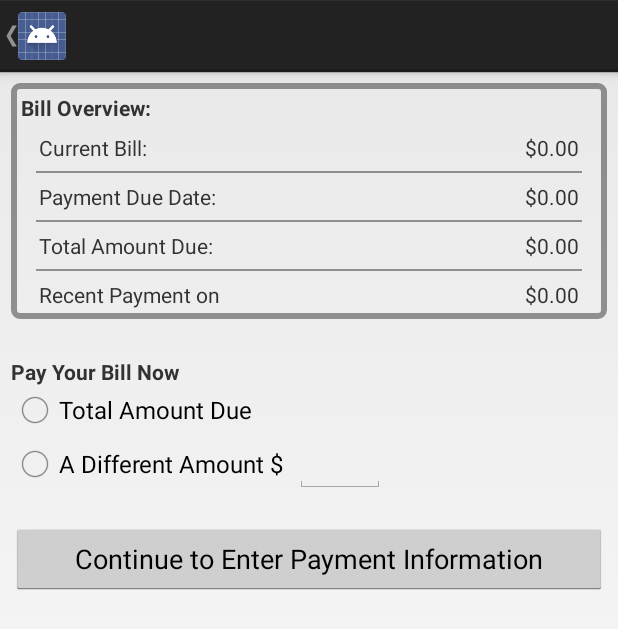
After one commit to mike3215/Mobile-App, an Android app: the PaymentActivity screen opened directly, with no data from a screen before it, on a phone screen of 412 x 824 dp. The commit adds this screen. Shown: the top 629 px of the screen. Run offline under Robolectric (Android 15) with nearby library versions, the phone set to English and light mode, and no system bars.

Commit message:
Added the basic layout for the payment activity.

```diff
--- /dev/null
+++ b/SiteLinkMobileRestarted/app/src/main/java/citruscups/com/sitelinkmobile/activities/PaymentActivity.java
@@ -0,0 +1,47 @@
+package citruscups.com.sitelinkmobile.activities;
+
+import android.app.ActionBar;
+import android.app.Activity;
+import android.os.Bundle;
+import android.view.View;
+import android.widget.Button;
+
+import citruscups.com.sitelinkmobile.R;
+
+/**
+ * Created by Michael on 8/14/2014.
+ */
+public class PaymentActivity extends Activity {
+
+    @Override
+    protected void onCreate(Bundle savedInstanceState) {
+        super.onCreate(savedInstanceState);
+
+        // Tell the activity which XML layout is right
+        setContentView(R.layout.activity_payment);
+
+        ActionBar actionBar = getActionBar();
+        if (actionBar != null)
+        {
+            actionBar.setDisplayHomeAsUpEnabled(true);
+            actionBar.setDisplayShowTitleEnabled(false);
+        }
+
+        // Access the Buttons from XML
+        Button buttonPayment = (Button) findViewById(R.id.btnPaymentContinue);
+
+        buttonPayment.setOnClickListener(new View.OnClickListener()
+        {
+            @Override
+            public void onClick(View view)
+            {
+                /*
+                // Create an Intent to take us over to a new TenantSelectActivity
+                Intent TenantLookupActivity = new Intent(PaymentActivity.this, "Not Created Yet".class);
+                TenantLookupActivity.putExtra("UsedFor", citruscups.com.sitelinkmobile.activities.TenantLookupActivity.TenantLookupUsedFor.TenantLookup);
+                startActivity(TenantLookupActivity);
+                */
+            }
+        });
+    }
+}
--- a/SiteLinkMobileRestarted/app/src/main/java/citruscups/com/sitelinkmobile/activities/PaymentUnitLookupActivity.java
+++ b/SiteLinkMobileRestarted/app/src/main/java/citruscups/com/sitelinkmobile/activities/PaymentUnitLookupActivity.java
@@ -3,6 +3,7 @@ package citruscups.com.sitelinkmobile.activities;
 import android.app.ActionBar;
 import android.app.Activity;
 import android.app.ProgressDialog;
+import android.content.Intent;
 import android.content.SharedPreferences;
 import android.os.AsyncTask;
 import android.os.Bundle;
@@ -62,9 +63,14 @@ public class PaymentUnitLookupActivity extends Activity {
             @Override
             public void onItemClick(AdapterView<?> adapterView, View view, int i, long l)
             {
+                // TODO: Pass along appropriate data
+                /*
                 Map<String, String> selectedRow = (Map<String, String>) adapterView.getItemAtPosition(i);
                 String ledgerID = selectedRow.get("LedgerID");
                 Toast.makeText(getApplicationContext(), "LedgerID " + ledgerID, Toast.LENGTH_SHORT).show();
+                */
+                Intent intent = new Intent(PaymentUnitLookupActivity.this, PaymentActivity.class);
+                startActivity(intent);
             }
         });
         mainListView.setTextFilterEnabled(true);
--- a/SiteLinkMobileRestarted/app/src/main/java/citruscups/com/sitelinkmobile/activities/TenantLookupActivity.java
+++ b/SiteLinkMobileRestarted/app/src/main/java/citruscups/com/sitelinkmobile/activities/TenantLookupActivity.java
@@ -59,7 +59,12 @@ public class TenantLookupActivity extends Activity implements SearchView.OnQuery
             actionBar.setDisplayShowTitleEnabled(false);
         }
 
-        mUsedFor = (TenantLookupUsedFor) this.getIntent().getExtras().get("UsedFor");
+        if (this.getIntent().hasExtra("UsedFor")) {
+            mUsedFor = (TenantLookupUsedFor) this.getIntent().getExtras().get("UsedFor");
+        } else {
+            mUsedFor = TenantLookupUsedFor.TenantLookup;
+        }
+
         mSharedPreferences = getSharedPreferences("citruscups.com.sitelinkmobile", MODE_PRIVATE);
 
         tenantLookupAdapter = new TenantLookupAdapter(this, getLayoutInflater());
--- /dev/null
+++ b/SiteLinkMobileRestarted/app/src/main/res/drawable-hdpi/payment_overview_border.xml
@@ -0,0 +1,9 @@
+<?xml version="1.0" encoding="utf-8"?>
+
+<shape xmlns:android="http://schemas.android.com/apk/res/android">
+    <stroke android:width="4dp" android:color="@color/black_overlay"/>
+    <padding android:left="7dp" android:top="7dp"
+        android:right="7dp" android:bottom="7dp" />
+    <corners android:radius="4dp" />
+
+</shape>
--- a/SiteLinkMobileRestarted/app/src/main/res/layout/activity_new_tenant.xml
+++ b/SiteLinkMobileRestarted/app/src/main/res/layout/activity_new_tenant.xml
@@ -247,7 +247,7 @@
             android:paddingTop="10dp"
             android:src="@android:drawable/arrow_down_float"/>
 
-        Button
+        <Button
         android:layout_width="wrap_content"
         android:layout_height="wrap_content"
         android:text="New Button"
--- /dev/null
+++ b/SiteLinkMobileRestarted/app/src/main/res/layout/activity_payment.xml
@@ -0,0 +1,191 @@
+<?xml version="1.0" encoding="utf-8"?>
+
+<LinearLayout xmlns:android="http://schemas.android.com/apk/res/android"
+    android:orientation="vertical"
+    android:layout_width="match_parent"
+    android:layout_height="match_parent"
+    android:padding="7dp">
+
+    <LinearLayout
+        android:id="@+id/paymentBillOverview"
+        android:orientation="vertical"
+        android:layout_width="match_parent"
+        android:layout_height="wrap_content"
+        android:background="@drawable/payment_overview_border">
+
+        <TextView
+            android:layout_width="wrap_content"
+            android:layout_height="wrap_content"
+            android:text="@string/paymentBillOverviewLabel"
+            android:textStyle="bold"/>
+
+        <LinearLayout
+            android:layout_width="fill_parent"
+            android:layout_height="wrap_content"
+            android:orientation="horizontal"
+            android:paddingRight="12dp"
+            android:paddingLeft="12dp"
+            android:paddingTop="7dp">
+
+            <TextView
+                android:id="@+id/paymentCurrentBillLabel"
+                android:layout_width="wrap_content"
+                android:layout_height="wrap_content"
+                android:gravity="left"
+                android:layout_weight="1"
+                android:text="@string/paymentCurrentBillLabel"/>
+
+            <TextView
+                android:layout_width="wrap_content"
+                android:layout_height="wrap_content"
+                android:gravity="right"
+                android:layout_weight="1"
+                android:text="$0.00"/>
+
+            </LinearLayout>
+
+        <View
+            android:layout_width="match_parent"
+            android:layout_height="1dp"
+            android:layout_marginLeft="10dp"
+            android:layout_marginRight="10dp"
+            android:layout_marginTop="6dp"
+            android:layout_marginBottom="6dp"
+            android:background="@color/black_overlay"/>
+
+        <LinearLayout
+            android:layout_width="fill_parent"
+            android:layout_height="wrap_content"
+            android:orientation="horizontal"
+            android:paddingRight="12dp"
+            android:paddingLeft="12dp">
+
+            <TextView
+                android:id="@+id/paymentDueDateLabel"
+                android:layout_width="wrap_content"
+                android:layout_height="wrap_content"
+                android:gravity="left"
+                android:layout_weight="1"
+                android:text="@string/paymentDueDateLabel"/>
+
+            <TextView
+                android:layout_width="wrap_content"
+                android:layout_height="wrap_content"
+                android:gravity="right"
+                android:layout_weight="1"
+                android:text="$0.00"/>
+
+        </LinearLayout>
+
+        <View
+            android:layout_width="match_parent"
+            android:layout_height="1dp"
+            android:layout_marginLeft="10dp"
+            android:layout_marginRight="10dp"
+            android:layout_marginTop="6dp"
+            android:layout_marginBottom="6dp"
+            android:background="@color/black_overlay"/>
+
+        <LinearLayout
+            android:layout_width="fill_parent"
+            android:layout_height="wrap_content"
+            android:orientation="horizontal"
+            android:paddingRight="12dp"
+            android:paddingLeft="12dp">
+
+            <TextView
+                android:id="@+id/paymentTotalAmtDueLabel"
+                android:layout_width="wrap_content"
+                android:layout_height="wrap_content"
+                android:gravity="left"
+                android:layout_weight="1"
+                android:text="@string/paymentTotalAmtDueLabel"/>
+
+            <TextView
+                android:layout_width="wrap_content"
+                android:layout_height="wrap_content"
+                android:gravity="right"
+                android:layout_weight="1"
+                android:text="$0.00"/>
+
+        </LinearLayout>
+
+        <View
+            android:layout_width="match_parent"
+            android:layout_height="1dp"
+            android:layout_marginLeft="10dp"
+            android:layout_marginRight="10dp"
+            android:layout_marginTop="6dp"
+            android:layout_marginBottom="6dp"
+            android:background="@color/black_overlay"/>
+
+        <LinearLayout
+            android:layout_width="fill_parent"
+            android:layout_height="wrap_content"
+            android:orientation="horizontal"
+            android:paddingRight="12dp"
+            android:paddingLeft="12dp">
+
+            <TextView
+                android:id="@+id/paymentRecentPaymentLabel"
+                android:layout_width="wrap_content"
+                android:layout_height="wrap_content"
+                android:gravity="left"
+                android:layout_weight="1"
+                android:text="@string/paymentRecentPaymentLabel"/>
+
+            <TextView
+                android:layout_width="wrap_content"
+                android:layout_height="wrap_content"
+                android:gravity="right"
+                android:layout_weight="1"
+                android:text="$0.00"/>
+
+        </LinearLayout>
+
+    </LinearLayout>
+
+    <TextView
+        android:layout_width="wrap_content"
+        android:layout_height="wrap_content"
+        android:paddingTop="25dp"
+        android:text="@string/paymentPayNow"
+        android:textStyle="bold"/>
+
+    <RadioGroup
+        android:layout_width="fill_parent"
+        android:layout_height="wrap_content">
+
+        <RadioButton
+            android:layout_width="wrap_content"
+            android:layout_height="wrap_content"
+            android:text="@string/paymentRadioPayTotal"/>
+
+        <LinearLayout
+            android:layout_width="fill_parent"
+            android:layout_height="wrap_content"
+            android:orientation="horizontal">
+            <RadioButton
+                android:layout_width="wrap_content"
+                android:layout_height="wrap_content"
+                android:text="@string/paymentRadioDifferentAmt"/>
+
+            <EditText
+                android:layout_width="wrap_content"
+                android:layout_height="wrap_content"
+                android:layout_marginLeft="7dp"
+                android:inputType="numberDecimal"
+                android:minWidth="60dp"/>
+
+        </LinearLayout>
+
+    </RadioGroup>
+
+    <Button
+        android:id="@+id/btnPaymentContinue"
+        android:layout_width="match_parent"
+        android:layout_height="wrap_content"
+        android:layout_marginTop="20dp"
+        android:text="@string/paymentButtonContinue"/>
+
+</LinearLayout>
--- a/SiteLinkMobileRestarted/app/src/main/res/layout/activity_payment_unit_lookup.xml
+++ b/SiteLinkMobileRestarted/app/src/main/res/layout/activity_payment_unit_lookup.xml
@@ -1,13 +1,15 @@
 <?xml version="1.0" encoding="utf-8"?>
 
 <LinearLayout xmlns:android="http://schemas.android.com/apk/res/android"
+    xmlns:tools="http://schemas.android.com/tools"
     android:orientation="vertical"
     android:layout_width="match_parent"
     android:layout_height="match_parent"
     android:paddingLeft="@dimen/activity_horizontal_margin"
     android:paddingRight="@dimen/activity_horizontal_margin"
     android:paddingTop="@dimen/activity_vertical_margin"
-    android:paddingBottom="@dimen/activity_vertical_margin">
+    android:paddingBottom="@dimen/activity_vertical_margin"
+    tools:context="citruscups.com.sitelinkmobile.activities.PaymentUnitLookupActivity">
 
     <TextView
         android:id="@+id/unitLookup_selectUnitLabel"
--- a/SiteLinkMobileRestarted/app/src/main/res/values/strings.xml
+++ b/SiteLinkMobileRestarted/app/src/main/res/values/strings.xml
@@ -13,6 +13,6 @@
     <string name="dummy_button">Dummy Button</string>
     <string name="dummy_content">DUMMY\nCONTENT</string>
     <string name="title_activity_new_tenant">NewTenantActivity</string>
-    <string name="hello_world">Hello world!</string>
+    <string name="title_activity_payment">Payments</string>
 
 </resources>
--- /dev/null
+++ b/SiteLinkMobileRestarted/app/src/main/res/values/strings_activity_payment.xml
@@ -0,0 +1,14 @@
+<?xml version="1.0" encoding="utf-8"?>
+<resources>
+
+    <string name="paymentBillOverviewLabel">Bill Overview:</string>
+    <string name="paymentCurrentBillLabel">Current Bill:</string>
+    <string name="paymentDueDateLabel">Payment Due Date:</string>
+    <string name="paymentTotalAmtDueLabel">Total Amount Due:</string>
+    <string name="paymentRecentPaymentLabel">Recent Payment on</string>
+    <string name="paymentPayNow">Pay Your Bill Now</string>
+    <string name="paymentRadioPayTotal">Total Amount Due</string>
+    <string name="paymentRadioDifferentAmt">A Different Amount $</string>
+    <string name="paymentButtonContinue">Continue to Enter Payment Information</string>
+
+</resources>
```
Also changed, not shown: SiteLinkMobileRestarted/app/src/main/AndroidManifest.xml (+7 -0 lines), 1 other file.
